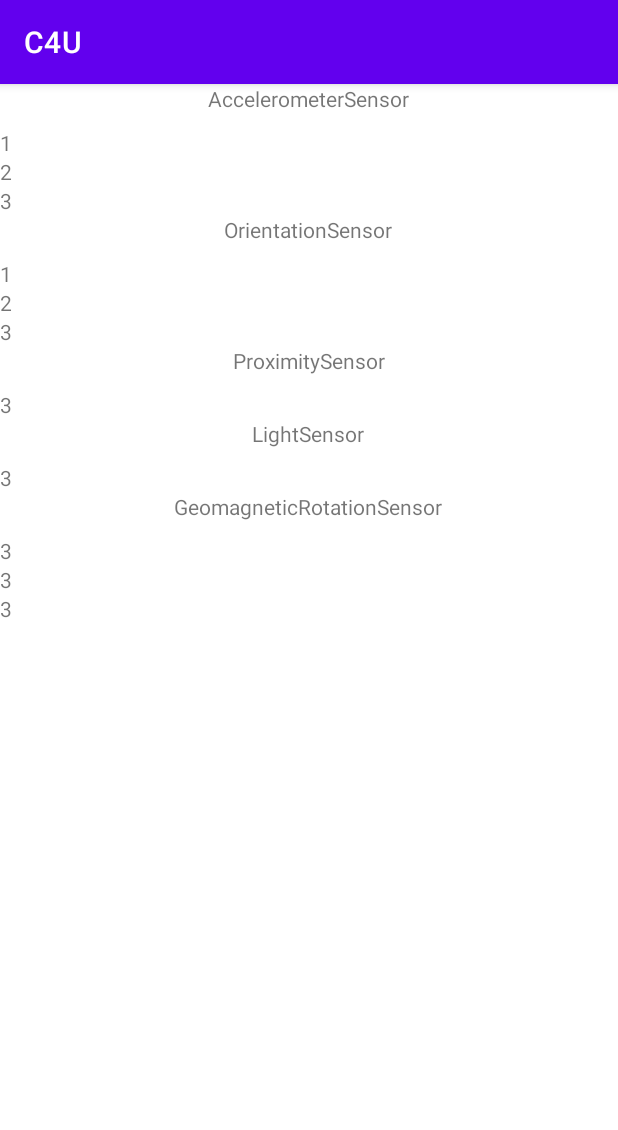
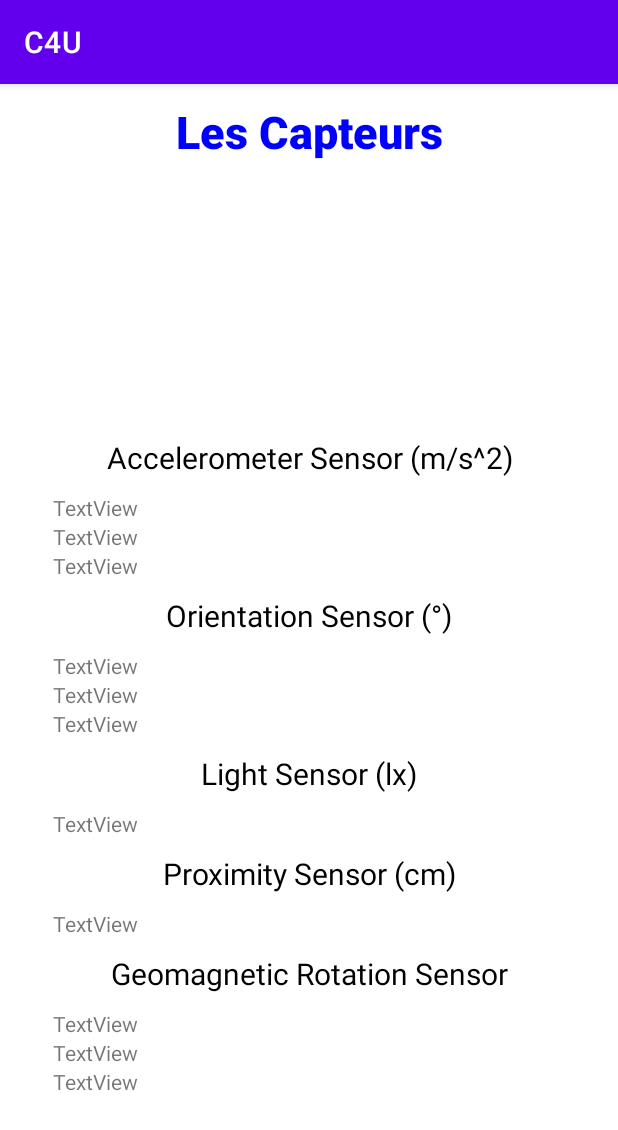
Before and after one commit to hamzatamry/C4U, an Android app: the screen it shows after launch (MainActivity), on a phone screen of 412 x 824 dp. Shown: the top 1130 px of the screen. Run offline under Robolectric (Android 15) with nearby library versions, the phone set to English and light mode, and no system bars.

Commit message:
README.md updated

```diff
--- a/app/src/main/java/com/example/c4u/MainActivity.java
+++ b/app/src/main/java/com/example/c4u/MainActivity.java
@@ -27,25 +27,17 @@ import java.util.Map;
 public class MainActivity extends AppCompatActivity implements SensorEventListener
 {
     private SensorManager sensorManager = null;
-    TextView pitchTextView = null;
-    TextView rollTextView = null;
-    TextView azimuthTextView = null;
-
-    TextView orientationXTextView;
-    TextView orientationYTextView;
-    TextView orientationZTextView;
-    TextView Proximity;
-    TextView LightTextView;
-
-    TextView GeomagneticRotationX;
-    TextView GeomagneticRotationY;
-    TextView GeomagneticRotationZ;
-
-    private void registerSensorEventListener(int sensorType)
-    {
-        Sensor sensor = this.sensorManager.getDefaultSensor(sensorType);
-        this.sensorManager.registerListener(this, sensor, SensorManager.SENSOR_DELAY_NORMAL);
-    }
+    private TextView accelerationXTextView = null;
+    private TextView accelerationYTextView = null;
+    private TextView accelerationZTextView = null;
+    private TextView orientationXTextView = null;
+    private TextView orientationYTextView = null;
+    private TextView orientationZTextView = null;
+    private TextView proximityTextView = null;
+    private TextView lightTextView = null;
+    private TextView geomagneticRotationXTextView = null;
+    private TextView geomagneticRotationYTextView = null;
+    private TextView geomagneticRotationZTextView = null;
 
     @Override
     protected void onCreate(Bundle savedInstanceState)
@@ -53,24 +45,23 @@ public class MainActivity extends AppCompatActivity implements SensorEventListen
         super.onCreate(savedInstanceState);
         setContentView(R.layout.activity_main);
 
-        pitchTextView = findViewById(R.id.Pitch);
-        rollTextView = findViewById(R.id.Roll);
-        azimuthTextView = findViewById(R.id.Azimuth);
-        orientationXTextView = findViewById(R.id.OrientationX);
-        orientationYTextView = findViewById(R.id.OrientationY);
-        orientationZTextView = findViewById(R.id.OrientationZ);
-        Proximity = findViewById(R.id.Proximity);
-        LightTextView = findViewById(R.id.LightSensor);
-        GeomagneticRotationX = findViewById(R.id.GeomagneticRotationX);
-        GeomagneticRotationY = findViewById(R.id.GeomagneticRotationY);
-        GeomagneticRotationZ = findViewById(R.id.GeomagneticRotationZ);
+        accelerationXTextView = findViewById(R.id.accelerationX);
+        accelerationYTextView = findViewById(R.id.accelerationY);
+        accelerationZTextView = findViewById(R.id.accelerationZ);
+        orientationXTextView = findViewById(R.id.orientationX);
+        orientationYTextView = findViewById(R.id.orientationY);
+        orientationZTextView = findViewById(R.id.orientationZ);
+        proximityTextView = findViewById(R.id.proximity);
+        lightTextView = findViewById(R.id.light);
+        geomagneticRotationXTextView = findViewById(R.id.geomagneticRotationX);
+        geomagneticRotationYTextView = findViewById(R.id.geomagneticRotationY);
+        geomagneticRotationZTextView = findViewById(R.id.geomagneticRotationZ);
 
         this.sensorManager = (SensorManager) getSystemService(Context.SENSOR_SERVICE);
         registerSensorEventListener(Sensor.TYPE_ACCELEROMETER);
         registerSensorEventListener(Sensor.TYPE_ORIENTATION);
         registerSensorEventListener(Sensor.TYPE_PROXIMITY);
         registerSensorEventListener(Sensor.TYPE_LIGHT);
-        registerSensorEventListener(Sensor.);
         registerSensorEventListener(Sensor.TYPE_GEOMAGNETIC_ROTATION_VECTOR);
     }
 
@@ -103,29 +94,35 @@ public class MainActivity extends AppCompatActivity implements SensorEventListen
         switch (event.sensor.getType())
         {
             case Sensor.TYPE_ACCELEROMETER:
-                pitchTextView.setText("x    : " + event.values[0]);
-                rollTextView.setText("y : " + event.values[1]);
-                azimuthTextView.setText("z  : " + event.values[2]);
+                accelerationXTextView.setText("Acceleration x-axis: " + event.values[0]);
+                accelerationYTextView.setText("Acceleration y-axis: " + event.values[1]);
+                accelerationZTextView.setText("Acceleration z-axis: " + event.values[2]);
                 break;
             case Sensor.TYPE_ORIENTATION:
-                orientationXTextView.setText("z-axis (°)" + event.values[0]);
-                orientationYTextView.setText("x-axis (°)" + event.values[1]);
-                orientationZTextView.setText("y-axis (°)" + event.values[2]);
+                orientationXTextView.setText("Orientation x-axis: " + event.values[1]);
+                orientationYTextView.setText("Orientation y-axis: " + event.values[2]);
+                orientationZTextView.setText("Orientation z-axis: " + event.values[0]);
                 break;
             case Sensor.TYPE_GEOMAGNETIC_ROTATION_VECTOR:
-                GeomagneticRotationX.setText("x * sin(θ/2): " + event.values[0]);
-                GeomagneticRotationY.setText("y * sin(θ/2): " + event.values[1]);
-                GeomagneticRotationZ.setText("z * sin(θ/2): " + event.values[2]);
+                geomagneticRotationXTextView.setText("Geomagnetic Rotation x-axis: " + event.values[0]);
+                geomagneticRotationYTextView.setText("Geomagnetic Rotation y-axis: " + event.values[1]);
+                geomagneticRotationZTextView.setText("Geomagnetic Rotation z-axis: " + event.values[2]);
                 break;
             case Sensor.TYPE_PROXIMITY:
-                Proximity.setText("cm: " + event.values[0]);
+                proximityTextView.setText("Proximity: " + event.values[0]);
                 break;
             case Sensor.TYPE_LIGHT:
-                LightTextView.setText("lx: " + event.values[0]);
+                lightTextView.setText("Illuminance: " + event.values[0]);
             default:
                 break;
         }
 
+    }
+
+    private void registerSensorEventListener(int sensorType)
+    {
+        Sensor sensor = this.sensorManager.getDefaultSensor(sensorType);
+        this.sensorManager.registerListener(this, sensor, SensorManager.SENSOR_DELAY_NORMAL);
     }
 
     private void checkSensorList()
--- a/app/src/main/res/layout/activity_main.xml
+++ b/app/src/main/res/layout/activity_main.xml
@@ -7,135 +7,158 @@
     tools:context=".MainActivity">
 
 
+    <TextView
+        android:id="@+id/title"
+        android:layout_width="wrap_content"
+        android:layout_height="wrap_content"
+        android:fontFamily="sans-serif-black"
+        android:gravity="center_horizontal"
+        android:text="Les Capteurs"
+        android:textAlignment="center"
+        android:textColor="@color/blue"
+        android:textSize="30dp"
+        app:layout_constraintBottom_toTopOf="@+id/linearLayout3"
+        app:layout_constraintEnd_toEndOf="parent"
+        app:layout_constraintStart_toStartOf="parent"
+        app:layout_constraintTop_toTopOf="parent"
+        app:layout_constraintVertical_bias="0.061" />
+
     <LinearLayout
-        android:layout_width="411dp"
-        android:layout_height="wrap_content"
+        android:id="@+id/linearLayout3"
+        android:layout_width="341dp"
+        android:layout_height="495dp"
         android:orientation="vertical"
-        tools:layout_editor_absoluteX="-1dp"
-        tools:layout_editor_absoluteY="2dp"
-        tools:ignore="MissingConstraints">
+        app:layout_constraintBottom_toBottomOf="parent"
+        app:layout_constraintEnd_toEndOf="parent"
+        app:layout_constraintStart_toStartOf="parent"
+        app:layout_constraintTop_toTopOf="parent"
+        app:layout_constraintVertical_bias="0.826">
 
         <TextView
+            android:id="@+id/textView12"
             android:layout_width="match_parent"
-            android:layout_height="29dp"
-            android:layout_gravity="center_horizontal"
-            android:layout_weight="1"
-            android:text="@string/sensorType"
-            android:textAlignment="center" />
+            android:layout_height="wrap_content"
+            android:layout_marginTop="10dp"
+            android:layout_marginBottom="10dp"
+            android:gravity="center_horizontal"
+            android:text="Accelerometer Sensor (m/s^2)"
+            android:textAlignment="center"
+            android:textColor="@color/black"
+            android:textSize="20dp" />
 
         <TextView
-            android:id="@+id/Pitch"
-            android:layout_width="wrap_content"
+            android:id="@+id/accelerationX"
+            android:layout_width="match_parent"
             android:layout_height="wrap_content"
-            android:layout_weight="1"
-            android:text="1" />
+            android:text="TextView" />
 
         <TextView
-            android:id="@+id/Roll"
-            android:layout_width="wrap_content"
+            android:id="@+id/accelerationY"
+            android:layout_width="match_parent"
             android:layout_height="wrap_content"
-            android:layout_weight="1"
-            android:text="2" />
+            android:text="TextView" />
 
         <TextView
-            android:id="@+id/Azimuth"
-            android:layout_width="wrap_content"
+            android:id="@+id/accelerationZ"
+            android:layout_width="match_parent"
             android:layout_height="wrap_content"
-            android:layout_weight="1"
-            android:text="3" />
+            android:text="TextView" />
 
         <TextView
+            android:id="@+id/textView3"
             android:layout_width="match_parent"
-            android:layout_height="29dp"
-            android:layout_gravity="center_horizontal"
-            android:layout_weight="1"
-            android:text="OrientationSensor"
-            android:textAlignment="center" />
+            android:layout_height="wrap_content"
+            android:layout_marginTop="10dp"
+            android:layout_marginBottom="10dp"
+            android:gravity="center_horizontal"
+            android:text="Orientation Sensor (°)"
+            android:textAlignment="center"
+            android:textColor="@color/black"
+            android:textSize="20dp" />
 
         <TextView
-            android:id="@+id/OrientationX"
-            android:layout_width="wrap_content"
+            android:id="@+id/orientationX"
+            android:layout_width="match_parent"
             android:layout_height="wrap_content"
-            android:layout_weight="1"
-            android:text="1" />
+            android:text="TextView" />
 
         <TextView
-            android:id="@+id/OrientationY"
-            android:layout_width="wrap_content"
+            android:id="@+id/orientationY"
+            android:layout_width="match_parent"
             android:layout_height="wrap_content"
-            android:layout_weight="1"
-            android:text="2" />
+            android:text="TextView" />
 
         <TextView
-            android:id="@+id/OrientationZ"
-            android:layout_width="wrap_content"
+            android:id="@+id/orientationZ"
+            android:layout_width="match_parent"
             android:layout_height="wrap_content"
-            android:layout_weight="1"
-            android:text="3" />
+            android:text="TextView" />
 
         <TextView
+            android:id="@+id/textView7"
             android:layout_width="match_parent"
-            android:layout_height="29dp"
-            android:layout_gravity="center_horizontal"
-            android:layout_weight="1"
-            android:text="ProximitySensor"
-            android:textAlignment="center" />
+            android:layout_height="wrap_content"
+            android:layout_marginTop="10dp"
+            android:layout_marginBottom="10dp"
+            android:gravity="center_horizontal"
+            android:text="Light Sensor (lx)"
+            android:textAlignment="center"
+            android:textColor="@color/black"
+            android:textSize="20dp" />
 
         <TextView
-            android:id="@+id/Proximity"
-            android:layout_width="wrap_content"
+            android:id="@+id/light"
+            android:layout_width="match_parent"
             android:layout_height="wrap_content"
-            android:layout_weight="1"
-            android:text="3" />
+            android:text="TextView" />
 
         <TextView
+
             android:layout_width="match_parent"
-            android:layout_height="29dp"
-            android:layout_gravity="center_horizontal"
-            android:layout_weight="1"
-            android:text="LightSensor"
-            android:textAlignment="center" />
+            android:layout_height="wrap_content"
+            android:layout_marginTop="10dp"
+            android:layout_marginBottom="10dp"
+            android:gravity="center_horizontal"
+            android:text="Proximity Sensor (cm)"
+            android:textAlignment="center"
+            android:textColor="@color/black"
+            android:textSize="20dp" />
 
         <TextView
-            android:id="@+id/LightSensor"
-            android:layout_width="wrap_content"
+            android:id="@+id/proximity"
+            android:layout_width="match_parent"
             android:layout_height="wrap_content"
-            android:layout_weight="1"
-            android:text="3" />
+            android:text="TextView" />
 
         <TextView
+            android:id="@+id/textView15"
             android:layout_width="match_parent"
-            android:layout_height="29dp"
-            android:layout_gravity="center_horizontal"
-            android:layout_weight="1"
-            android:text="GeomagneticRotationSensor"
-            android:textAlignment="center" />
+            android:layout_height="wrap_content"
+            android:layout_marginTop="10dp"
+            android:layout_marginBottom="10dp"
+            android:gravity="center_horizontal"
+            android:text="Geomagnetic Rotation Sensor"
+            android:textAlignment="center"
+            android:textColor="@color/black"
+            android:textSize="20dp" />
 
         <TextView
-            android:id="@+id/GeomagneticRotationX"
-            android:layout_width="wrap_content"
+            android:id="@+id/geomagneticRotationX"
+            android:layout_width="match_parent"
             android:layout_height="wrap_content"
-            android:layout_weight="1"
-            android:text="3" />
+            android:text="TextView" />
 
         <TextView
-            android:id="@+id/GeomagneticRotationY"
-            android:layout_width="wrap_content"
+            android:id="@+id/geomagneticRotationY"
+            android:layout_width="match_parent"
             android:layout_height="wrap_content"
-            android:layout_weight="1"
-            android:text="3" />
+            android:text="TextView" />
 
         <TextView
-            android:id="@+id/GeomagneticRotationZ"
-            android:layout_width="wrap_content"
+            android:id="@+id/geomagneticRotationZ"
+            android:layout_width="match_parent"
             android:layout_height="wrap_content"
-            android:layout_weight="1"
-            android:text="3" />
-
-
+            android:text="TextView" />
 
     </LinearLayout>
-
-
-
 </androidx.constraintlayout.widget.ConstraintLayout>
--- a/app/src/main/res/values/colors.xml
+++ b/app/src/main/res/values/colors.xml
@@ -7,4 +7,7 @@
     <color name="teal_700">#FF018786</color>
     <color name="black">#FF000000</color>
     <color name="white">#FFFFFFFF</color>
+    <color name="red">#FF0000</color>
+    <color name="green">#00FF00</color>
+    <color name="blue">#0000FF</color>
 </resources>
--- a/app/src/main/res/values/strings.xml
+++ b/app/src/main/res/values/strings.xml
@@ -1,4 +1,3 @@
 <resources>
     <string name="app_name">C4U</string>
-    <string name="sensorType">AccelerometerSensor</string>
 </resources>
```
Also changed, not shown: 2 other files.
